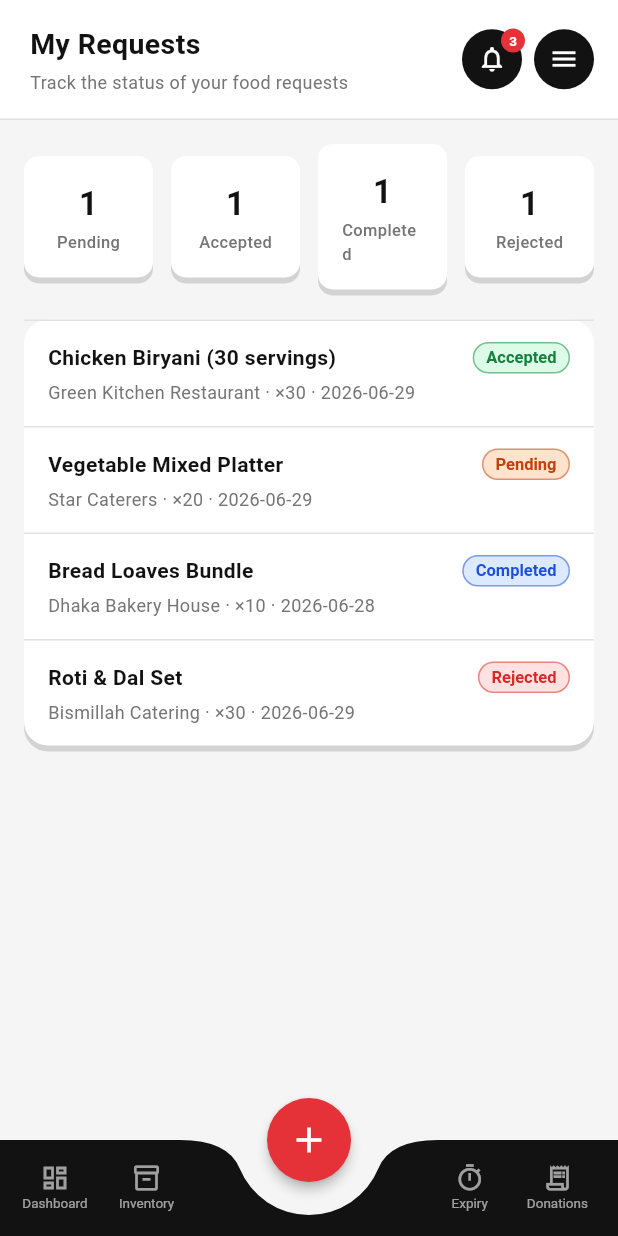
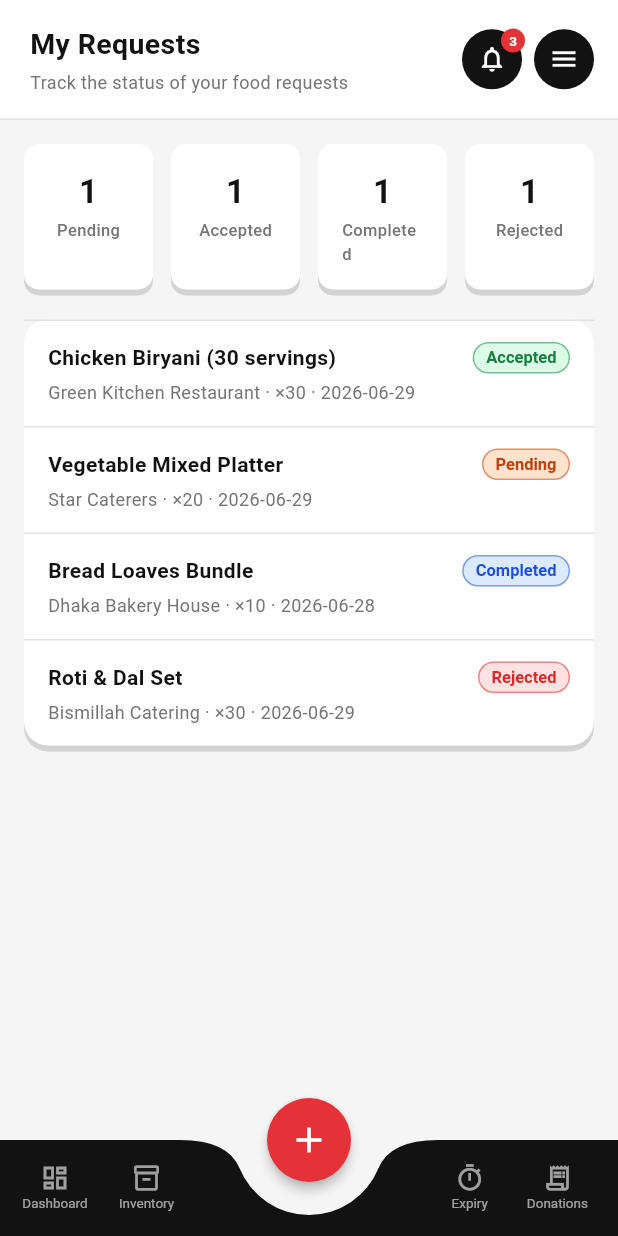
Before and after one commit to Wasif-Darain/FoodRescue-Sync, a Flutter app: the RequestStatusTracker screen opened by its route, on a phone screen of 412 x 824 dp. Run offline on Flutter 3.47's test engine with Material 3 defaults, Android fonts, the phone set to English and light mode, and no system bars; our stand-ins replace go_router, image_picker; accounts and stored records are empty.

Commit message:
Top boxes equal on Requests and on Pickups

```diff
--- a/lib/screens/consumer/pickup_coordination.dart
+++ b/lib/screens/consumer/pickup_coordination.dart
@@ -16,7 +16,8 @@
       child: Column(
         crossAxisAlignment: CrossAxisAlignment.start,
         children: [
-          Row(children: [
+          IntrinsicHeight(
+            child: Row(crossAxisAlignment: CrossAxisAlignment.stretch, children: [
             for (final s in [PickupStatus.scheduled, PickupStatus.enRoute, PickupStatus.completed]) ...[
               if (s != PickupStatus.scheduled) const SizedBox(width: 12),
               Expanded(child: _HoverScale(
@@ -27,6 +28,7 @@
               )),
             ],
           ]),
+          ),
           const SizedBox(height: 20),
           const Text('Active Pickups', style: TextStyle(fontWeight: FontWeight.bold, fontSize: 14, color: Color(0xFF121212))),
           const SizedBox(height: 12),
--- a/lib/screens/consumer/request_status_tracker.dart
+++ b/lib/screens/consumer/request_status_tracker.dart
@@ -15,7 +15,8 @@
       currentRoute: '/consumer/requests',
       child: Column(
         children: [
-          Row(children: [
+          IntrinsicHeight(
+            child: Row(crossAxisAlignment: CrossAxisAlignment.stretch, children: [
             for (final s in [RequestStatus.pending, RequestStatus.accepted, RequestStatus.completed, RequestStatus.rejected]) ...[
               if (s != RequestStatus.pending) const SizedBox(width: 12),
               Expanded(child: _HoverScale(
@@ -26,6 +27,7 @@
               )),
             ],
           ]),
+          ),
           const SizedBox(height: 20),
           Container(
             decoration: BoxDecoration(color: const Color(0xFFFFFFFF), borderRadius: BorderRadius.circular(16), boxShadow: [BoxShadow(color: Colors.black.withValues(alpha: 0.14), offset: const Offset(0, 4), blurRadius: 0)],),
```
